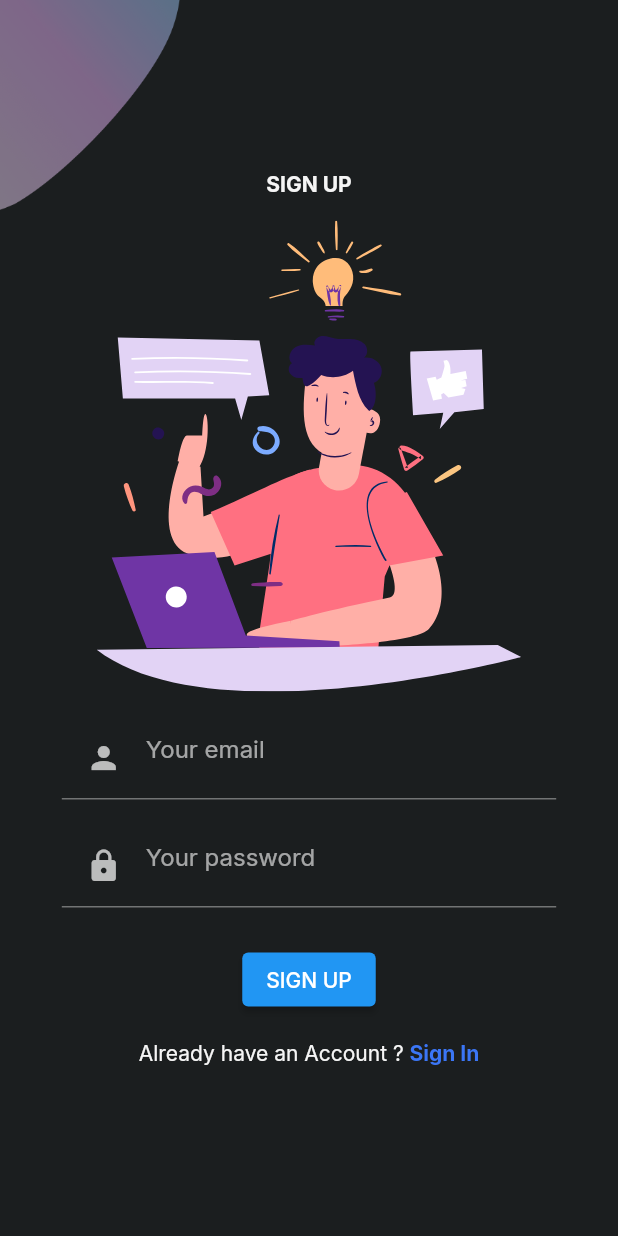
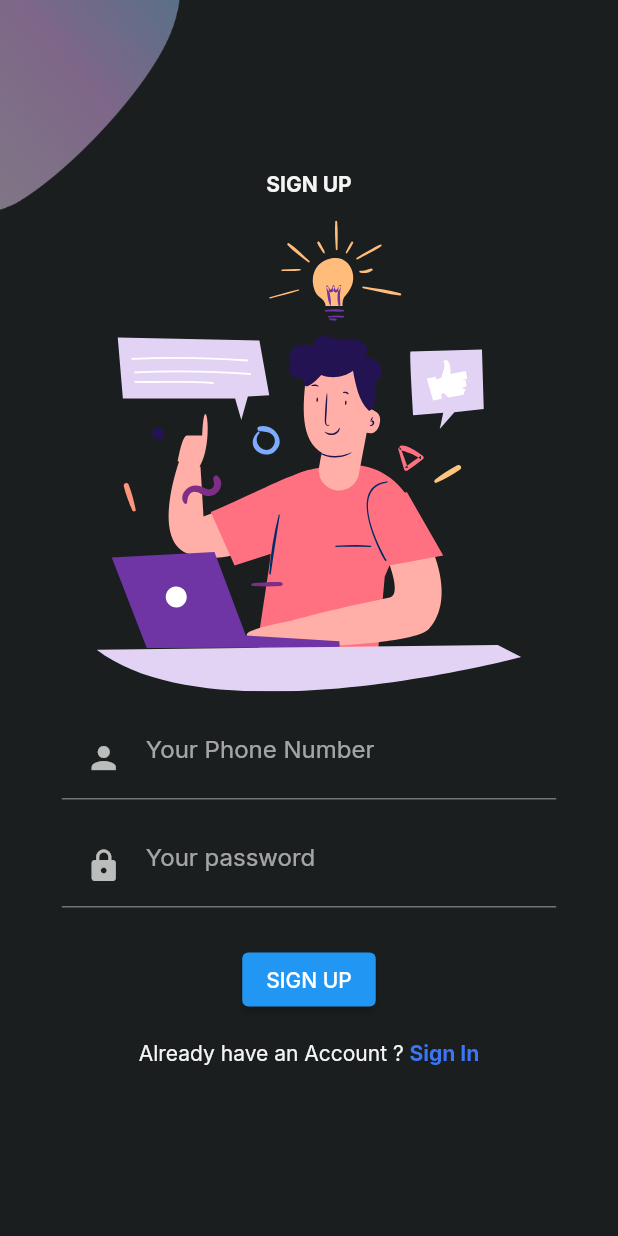
Before and after one commit to tom-peter12/younme, a Flutter app: the screen it shows after launch, after a tap on "SIGN UP", on a phone screen of 412 x 824 dp. Run offline on Flutter 3.47's test engine with Material 2 defaults, Android fonts, the phone set to English and light mode, and no system bars; our stand-ins replace cached_network_image, faker, flutter_svg, google_fonts, jiffy; network calls fail.

```diff
--- a/lib/helpers.dart
+++ b/lib/helpers.dart
@@ -1,3 +1,8 @@
+export 'theme.dart';
+export 'already_have_an_account_acheck.dart';
+export 'background.dart';
+export 'constants.dart';
+
 import 'dart:math';
 
 abstract class Helpers {
--- a/lib/pages/messages_page.dart
+++ b/lib/pages/messages_page.dart
@@ -1,6 +1,5 @@
 import 'package:chatter/models/models.dart';
 import 'package:chatter/screens/screens.dart';
-import 'package:chatter/theme.dart';
 import 'package:chatter/widgets/widgets.dart';
 import 'package:faker/faker.dart';
 import 'package:flutter/material.dart';
--- a/lib/responsive.dart
+++ /dev/null
@@ -1,37 +0,0 @@
-import 'package:flutter/material.dart';
-
-class Responsive extends StatelessWidget {
-  // final Widget? tablet;
-  // final Widget desktop;
-
-  const Responsive({
-    Key? key,
-    required this.mobile,
-    // this.tablet,
-    // required this.desktop,
-  }) : super(key: key);
-
-  final Widget mobile;
-
-  static bool isMobile(BuildContext context) =>
-      MediaQuery.of(context).size.width < 576;
-
-  // static bool isTablet(BuildContext context) =>
-  //     MediaQuery.of(context).size.width >= 576 &&
-  //     MediaQuery.of(context).size.width <= 992;
-
-  // static bool isDesktop(BuildContext context) =>
-  //     MediaQuery.of(context).size.width > 992;
-
-  @override
-  Widget build(BuildContext context) {
-    // final Size size = MediaQuery.of(context).size;
-    // if (size.width > 992) {
-    //   return desktop;
-    // } else if (size.width >= 576 && tablet != null) {
-    //   return tablet!;
-    // } else {
-      return mobile;
-    // }
-  }
-}
--- a/lib/screens/Login/components/login_screen_top_image.dart
+++ b/lib/screens/Login/components/login_screen_top_image.dart
@@ -1,7 +1,6 @@
 import 'package:flutter/material.dart';
 import 'package:flutter_svg/flutter_svg.dart';
-
-import '../../../constants.dart';
+import 'package:chatter/constants.dart';
 
 class LoginScreenTopImage extends StatelessWidget {
   const LoginScreenTopImage({
--- a/lib/screens/Signup/components/or_divider.dart
+++ b/lib/screens/Signup/components/or_divider.dart
@@ -1,5 +1,5 @@
 import 'package:flutter/material.dart';
-import '../../../constants.dart';
+import 'package:chatter/constants.dart';
 
 class OrDivider extends StatelessWidget {
   const OrDivider({Key? key}) : super(key: key);
--- a/lib/screens/Signup/components/sign_up_top_image.dart
+++ b/lib/screens/Signup/components/sign_up_top_image.dart
@@ -1,7 +1,7 @@
 import 'package:flutter/material.dart';
 import 'package:flutter_svg/flutter_svg.dart';
 
-import '../../../constants.dart';
+import 'package:chatter/constants.dart';
 
 class SignUpScreenTopImage extends StatelessWidget {
   const SignUpScreenTopImage({
--- a/lib/screens/Signup/components/signup_form.dart
+++ b/lib/screens/Signup/components/signup_form.dart
@@ -1,7 +1,7 @@
 import 'package:flutter/material.dart';
 
-import '../../../already_have_an_account_acheck.dart';
-import '../../../constants.dart';
+import 'package:chatter/already_have_an_account_acheck.dart';
+import 'package:chatter/constants.dart';
 import '../../Login/login_screen.dart';
 
 class SignUpForm extends StatelessWidget {
@@ -20,7 +20,7 @@ class SignUpForm extends StatelessWidget {
             cursorColor: kPrimaryColor,
             onSaved: (email) {},
             decoration: const InputDecoration(
-              hintText: "Your email",
+              hintText: "Your Phone Number",
               prefixIcon: Padding(
                 padding: EdgeInsets.all(defaultPadding),
                 child: Icon(Icons.person),
--- a/lib/screens/Signup/components/social_icon.dart
+++ b/lib/screens/Signup/components/social_icon.dart
@@ -1,5 +1,5 @@
 import 'package:flutter/material.dart';
-import '../../../constants.dart';
+import 'package:chatter/constants.dart';
 import 'package:flutter_svg/flutter_svg.dart';
 
 class SocalIcon extends StatelessWidget {
--- a/lib/screens/Signup/signup_screen.dart
+++ b/lib/screens/Signup/signup_screen.dart
@@ -1,10 +1,7 @@
 import 'package:flutter/material.dart';
-import '../../responsive.dart';
-// import '../../constants.dart';
-import '../../background.dart';
+import 'package:chatter/background.dart';
 import 'components/sign_up_top_image.dart';
 import 'components/signup_form.dart';
-// import 'components/socal_sign_up.dart';
 
 class SignUpScreen extends StatelessWidget {
   const SignUpScreen({Key? key}) : super(key: key);
@@ -13,29 +10,7 @@ class SignUpScreen extends StatelessWidget {
   Widget build(BuildContext context) {
     return const Background(
       child: SingleChildScrollView(
-        child: Responsive(
-          mobile: MobileSignupScreen(),
-          // desktop: Row(
-          //   children: [
-          //     const Expanded(
-          //       child: SignUpScreenTopImage(),
-          //     ),
-          //     Expanded(
-          //       child: Column(
-          //         mainAxisAlignment: MainAxisAlignment.center,
-          //         children: const [
-          //           SizedBox(
-          //             width: 450,
-          //             child: SignUpForm(),
-          //           ),
-          //           SizedBox(height: defaultPadding / 2),
-          //           // SocalSignUp()
-          //         ],
-          //       ),
-          //     )
-          //   ],
-          // ),
-        ),
+        child: MobileSignupScreen(),
       ),
     );
   }
--- a/lib/screens/Welcome/components/login_signup_btn.dart
+++ b/lib/screens/Welcome/components/login_signup_btn.dart
@@ -1,8 +1,7 @@
 import 'package:flutter/material.dart';
-
 import '../../Login/login_screen.dart';
 import '../../Signup/signup_screen.dart';
-import '../../../constants.dart';
+import 'package:chatter/constants.dart';
 
 class LoginAndSignupBtn extends StatelessWidget {
   const LoginAndSignupBtn({
@@ -44,7 +43,7 @@ class LoginAndSignupBtn extends StatelessWidget {
             );
           },
           style: ElevatedButton.styleFrom(
-              primary: kPrimaryLightColor, elevation: 0),
+              backgroundColor: kPrimaryLightColor, elevation: 0),
           child: Text(
             "Sign Up".toUpperCase(),
             style: const TextStyle(color: Colors.black),
--- a/lib/screens/Welcome/components/welcome_image.dart
+++ b/lib/screens/Welcome/components/welcome_image.dart
@@ -1,7 +1,7 @@
 import 'package:flutter/material.dart';
 import 'package:flutter_svg/flutter_svg.dart';
 
-import '../../../constants.dart';
+import 'package:chatter/constants.dart';
 
 class WelcomeImage extends StatelessWidget {
   const WelcomeImage({
--- a/lib/screens/Welcome/welcome_screen.dart
+++ b/lib/screens/Welcome/welcome_screen.dart
@@ -1,7 +1,6 @@
 import 'package:flutter/material.dart';
 
-import '../../background.dart';
-import '../../responsive.dart';
+import 'package:chatter/background.dart';
 import 'components/login_signup_btn.dart';
 import 'components/welcome_image.dart';
 
@@ -13,28 +12,7 @@ class WelcomeScreen extends StatelessWidget {
     return const Background(
       child: SingleChildScrollView(
         child: SafeArea(
-          child: Responsive(
-            // desktop: Row(
-            //   mainAxisAlignment: MainAxisAlignment.end,
-            //   children: [
-            //     const Expanded(
-            //       child: WelcomeImage(),
-            //     ),
-            //     Expanded(
-            //       child: Row(
-            //         mainAxisAlignment: MainAxisAlignment.center,
-            //         children: const [
-            //           SizedBox(
-            //             width: 450,
-            //             child: LoginAndSignupBtn(),
-            //           ),
-            //         ],
-            //       ),
-            //     ),
-            //   ],
-            // ),
-            mobile: MobileWelcomeScreen(),
-          ),
+          child: MobileWelcomeScreen()
         ),
       ),
     );
--- a/lib/screens/home_screen.dart
+++ b/lib/screens/home_screen.dart
@@ -2,7 +2,6 @@ import 'package:chatter/pages/calls_page.dart';
 import 'package:chatter/pages/contacts_page.dart';
 import 'package:chatter/pages/messages_page.dart';
 import 'package:chatter/pages/notifications_page.dart';
-import 'package:chatter/theme.dart';
 import 'package:chatter/widgets/glowing_action_button.dart';
 import 'package:chatter/widgets/widgets.dart';
 import 'package:flutter/cupertino.dart';
--- a/lib/theme.dart
+++ b/lib/theme.dart
@@ -1,3 +1,5 @@
+// ignore_for_file: deprecated_member_use
+
 import 'package:flutter/material.dart';
 import 'package:google_fonts/google_fonts.dart';
 
```
Also changed, not shown: lib/screens/Login/components/login_form.dart (+3 -4 lines), lib/screens/Login/login_screen.dart (+2 -25 lines), lib/screens/Signup/components/socal_sign_up.dart (deleted, +0 -36 lines), lib/screens/screens.dart (line endings or trailing spaces), 2 other files.
